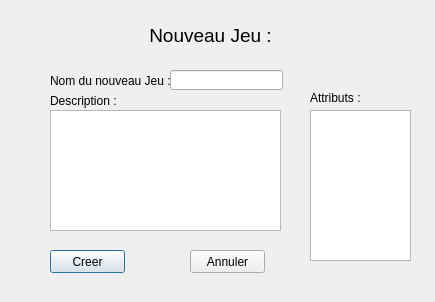
Before: the Qt Designer form sources/fenetre/formNouveauJeu.ui in helarion/Application-JDR, drawn with Qt 5.
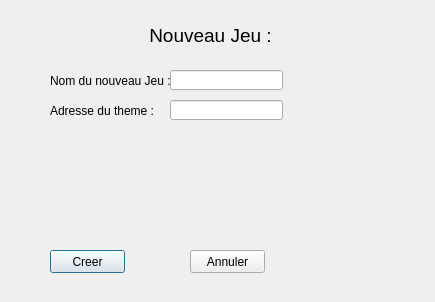
After: the same form once the commit is applied.

```diff
--- a/sources/fenetre/formNouveauJeu.ui
+++ b/sources/fenetre/formNouveauJeu.ui
@@ -36,27 +36,17 @@
     </rect>
    </property>
   </widget>
-  <widget class="QTextEdit" name="DescriptionStyle">
-   <property name="geometry">
-    <rect>
-     <x>50</x>
-     <y>110</y>
-     <width>231</width>
-     <height>121</height>
-    </rect>
-   </property>
-  </widget>
   <widget class="QLabel" name="label_2">
    <property name="geometry">
     <rect>
      <x>50</x>
-     <y>90</y>
+     <y>100</y>
      <width>121</width>
      <height>21</height>
     </rect>
    </property>
    <property name="text">
-    <string>Description :</string>
+    <string>Adresse du theme :</string>
    </property>
   </widget>
   <widget class="QLabel" name="label_3">
@@ -106,29 +96,16 @@
     <string>Annuler</string>
    </property>
   </widget>
-  <widget class="QListWidget" name="listWidget">
+  <widget class="QLineEdit" name="AdrTheme">
    <property name="geometry">
     <rect>
-     <x>310</x>
-     <y>110</y>
-     <width>101</width>
-     <height>151</height>
+     <x>170</x>
+     <y>100</y>
+     <width>113</width>
+     <height>20</height>
     </rect>
    </property>
   </widget>
-  <widget class="QLabel" name="label_4">
-   <property name="geometry">
-    <rect>
-     <x>310</x>
-     <y>90</y>
-     <width>71</width>
-     <height>16</height>
-    </rect>
-   </property>
-   <property name="text">
-    <string>Attributs :</string>
-   </property>
-  </widget>
  </widget>
  <resources/>
  <connections>
```
Left out of the diff: 14 changed lines with no effect on the pictures.
